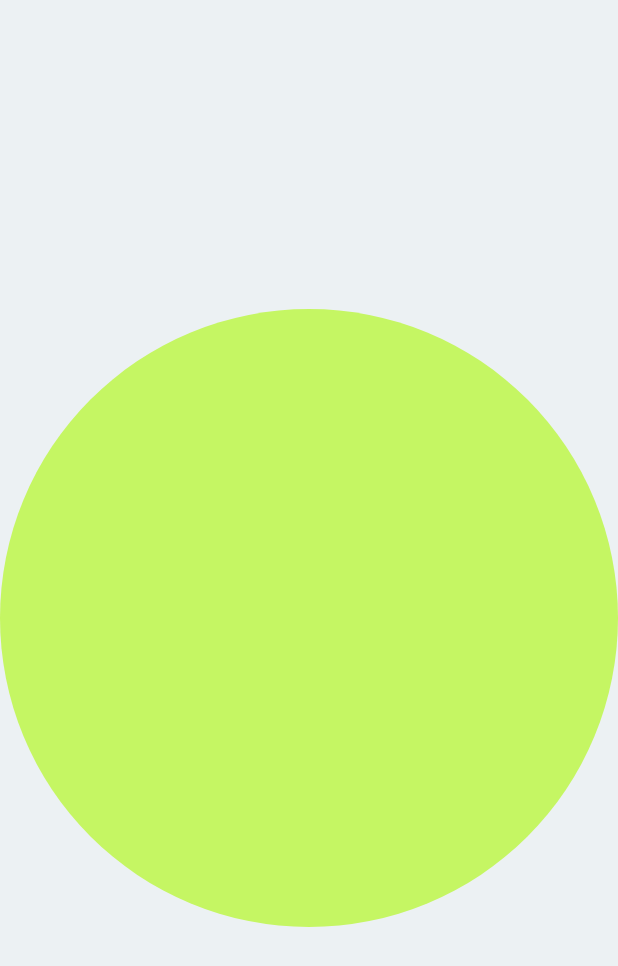
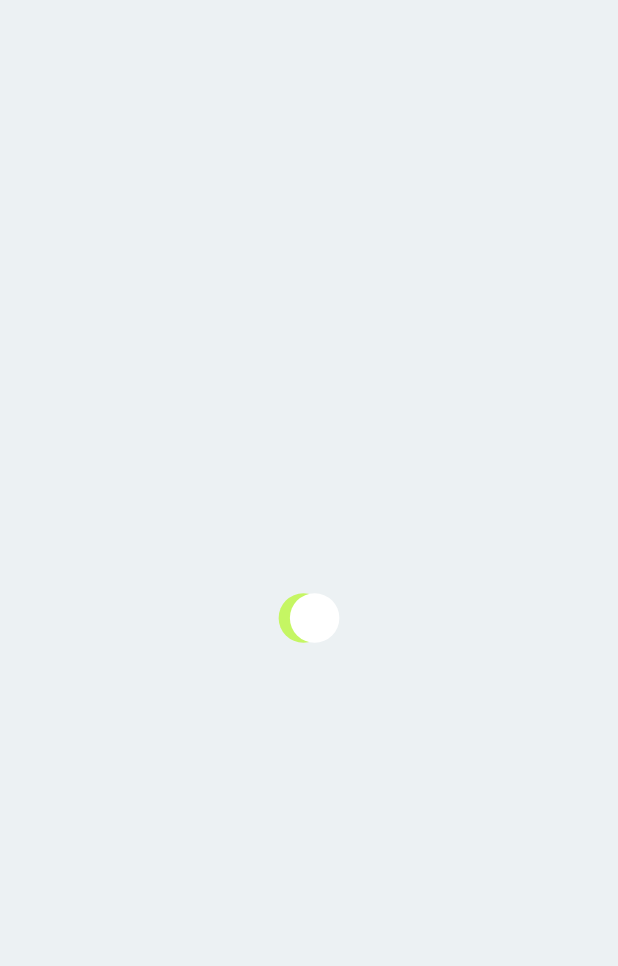
Before and after one commit to XpageTeam/bausch-app, a Flutter app: the first screen one second after launch, on a phone screen of 412 x 824 dp. Shown: the top 966 px of the screen. Run offline on Flutter 3.47's test engine with Material 2 defaults, Android fonts, the phone set to English and light mode, and no system bars; our stand-ins replace extended_masked_text, flutter_keyboard_visibility, video_player; missing offline and left inert: auto_size_text_pk.

Commit message:
Удалил default moving circle: он не работал

```diff
--- a/lib/main.dart
+++ b/lib/main.dart
@@ -1,5 +1,4 @@
 import 'package:bausch/sections/loader/loader_scren.dart';
-import 'package:bausch/sections/order_registration/order_registration_screen.dart';
 import 'package:bausch/theme/app_theme.dart';
 import 'package:flutter/material.dart';
 
--- a/lib/sections/loader/widgets/animated_loader.dart
+++ b/lib/sections/loader/widgets/animated_loader.dart
@@ -1,4 +1,4 @@
-import 'package:bausch/sections/loader/widgets/default_moving_circle.dart';
+import 'package:bausch/sections/loader/widgets/default_circle.dart';
 import 'package:bausch/theme/app_theme.dart';
 import 'package:flutter/material.dart';
 
@@ -28,13 +28,7 @@ class _AnimatedLoaderState extends State<AnimatedLoader>
       duration: Duration(
         milliseconds: widget.duration,
       ),
-    )..addStatusListener(
-        (status) {
-          if (status == AnimationStatus.completed) {
-            _controller.repeat().orCancel;
-          }
-        },
-      );
+    )..repeat();
 
     _moveAnimation = TweenSequence<double>(
       [
@@ -91,8 +85,6 @@ class _AnimatedLoaderState extends State<AnimatedLoader>
         ),
       ],
     ).animate(_controller);
-
-    _controller.forward();
   }
 
   @override
@@ -105,14 +97,21 @@ class _AnimatedLoaderState extends State<AnimatedLoader>
   Widget build(BuildContext context) {
     return Stack(
       children: [
-        MovingDefaultCircle(
-          controller: _controller,
-          xOffsetValue: _moveAnimation.value,
-          color: AppTheme.sulu,
+        AnimatedBuilder(
+          animation: _controller,
+          builder: (context, _) => Transform.translate(
+            offset: Offset(-_moveAnimation.value, 0),
+            child: const DefaultCircle(
+              color: AppTheme.sulu,
+            ),
+          ),
         ),
-        MovingDefaultCircle(
-          controller: _controller,
-          xOffsetValue: _moveAnimation.value,
+        AnimatedBuilder(
+          animation: _controller,
+          builder: (context, _) => Transform.translate(
+            offset: Offset(_moveAnimation.value, 0),
+            child: const DefaultCircle(),
+          ),
         ),
       ],
     );
--- a/lib/sections/loader/widgets/default_circle.dart
+++ b/lib/sections/loader/widgets/default_circle.dart
@@ -1,8 +1,8 @@
 import 'package:flutter/material.dart';
 
 class DefaultCircle extends StatelessWidget {
-  final Color? color;
-  final double? diameter;
+  final Color color;
+  final double diameter;
   const DefaultCircle({
     this.color = Colors.white,
     this.diameter = 33,
--- a/lib/sections/loader/widgets/default_moving_circle.dart
+++ /dev/null
@@ -1,30 +0,0 @@
-import 'package:bausch/sections/loader/widgets/default_circle.dart';
-import 'package:flutter/material.dart';
-
-class MovingDefaultCircle extends StatelessWidget {
-  final AnimationController controller;
-  final double xOffsetValue;
-  final Color? color;
-  final double? diameter;
-  const MovingDefaultCircle({
-    required this.controller,
-    required this.xOffsetValue,
-    this.color,
-    this.diameter,
-    Key? key,
-  }) : super(key: key);
-
-  @override
-  Widget build(BuildContext context) {
-    return AnimatedBuilder(
-      animation: controller,
-      builder: (context, _) => Transform.translate(
-        offset: Offset(xOffsetValue, 0),
-        child: DefaultCircle(
-          color: color,
-          diameter: diameter,
-        ),
-      ),
-    );
-  }
-}
```
